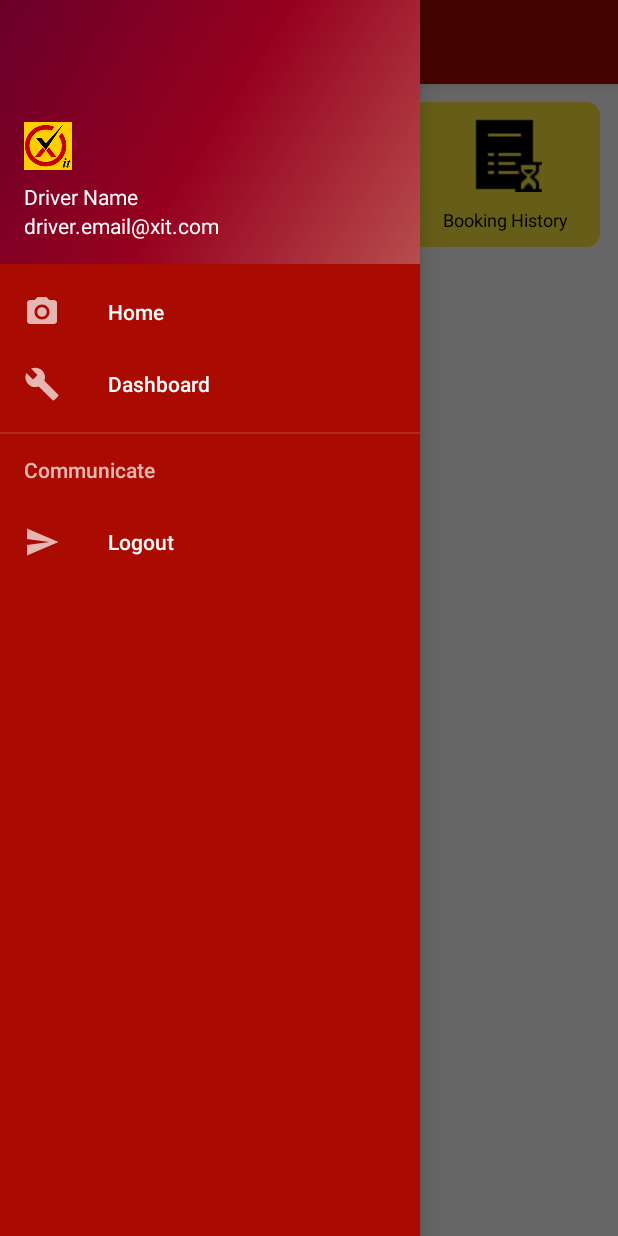
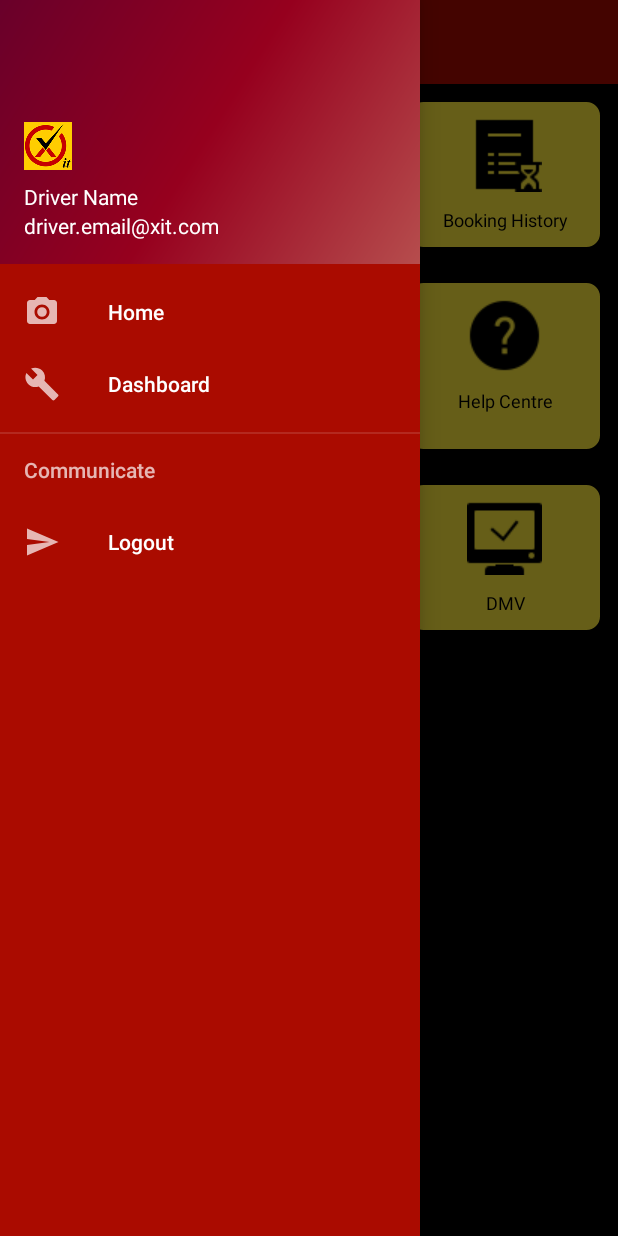
Before and after one commit to AbhiDerek/XitDriver, an Android app: the fragment Dashboard placed in its activity, with the side drawer open, on a phone screen of 412 x 824 dp. Run offline under Robolectric (Android 15) with nearby library versions, the phone set to English and light mode, and no system bars; network calls fail; 1 statement that could not run was skipped.

Commit message:
First Release

```diff
--- a/app/src/main/res/layout/fragmemt_dashboard.xml
+++ b/app/src/main/res/layout/fragmemt_dashboard.xml
@@ -3,7 +3,7 @@
         android:orientation="vertical"
         android:layout_width="match_parent"
         android:layout_height="match_parent"
-        android:background="@color/white">
+        android:background="@color/black">
 
     <LinearLayout
             android:layout_width="match_parent"
@@ -107,12 +107,67 @@
                 android:padding="@dimen/padding_10dp"
                 android:drawablePadding="@dimen/padding_10dp"
                 android:background="@drawable/rectangle_background"
-                android:drawableTop="@drawable/ic_calendar"
-                android:textColor="@color/txt_color"
+                android:drawableTop="@drawable/help"
+                android:textColor="@color/black"
                 android:layout_margin="@dimen/padding_2dp"
-                android:visibility="invisible"
+                android:visibility="visible"
                 android:textSize="@dimen/text_size_12"
-                android:text="Booking History"/>
+                android:text="Help Centre"/>
+
+    </LinearLayout>
+
+    <LinearLayout
+        android:layout_width="match_parent"
+        android:layout_height="wrap_content"
+        android:weightSum="3"
+        android:padding="@dimen/padding_10dp"
+        android:gravity="center_vertical"
+        android:orientation="horizontal">
+
+        <TextView
+            android:id="@+id/tv_fmcsa"
+            android:layout_width="match_parent"
+            android:layout_height="match_parent"
+            android:layout_weight="1"
+            android:gravity="center_horizontal"
+            android:padding="@dimen/padding_10dp"
+            android:drawablePadding="@dimen/padding_10dp"
+            android:background="@drawable/rectangle_background"
+            android:drawableTop="@drawable/carinfo"
+            android:textColor="@color/black"
+            android:layout_margin="@dimen/padding_2dp"
+            android:textSize="@dimen/text_size_12"
+            android:text="FMCSA"/>
+
+        <TextView
+            android:id="@+id/tv_chp"
+            android:layout_width="match_parent"
+            android:layout_height="match_parent"
+            android:layout_weight="1"
+            android:gravity="center_horizontal"
+            android:padding="@dimen/padding_10dp"
+            android:drawablePadding="@dimen/padding_10dp"
+            android:background="@drawable/rectangle_background"
+            android:drawableTop="@drawable/orderh"
+            android:textColor="@color/black"
+            android:layout_margin="@dimen/padding_2dp"
+            android:textSize="@dimen/text_size_12"
+            android:text="CHP"/>
+
+        <TextView
+            android:layout_width="match_parent"
+            android:layout_height="match_parent"
+            android:layout_weight="1"
+            android:gravity="center_horizontal"
+            android:padding="@dimen/padding_10dp"
+            android:drawablePadding="@dimen/padding_10dp"
+            android:background="@drawable/rectangle_background"
+            android:drawableTop="@drawable/bankinfo"
+            android:textColor="@color/black"
+            android:layout_margin="@dimen/padding_2dp"
+            android:visibility="visible"
+            android:textSize="@dimen/text_size_12"
+            android:text="DMV"/>
 
     </LinearLayout>
 
```
Also changed, not shown: app/src/main/java/com/app/xit/home/HomeFragment.kt (+32 -7 lines), app/src/main/java/com/app/xit/home/ProfileFragment.kt (+24 -13 lines), app/src/main/res/layout/activity_profile.xml (+21 -11 lines).
